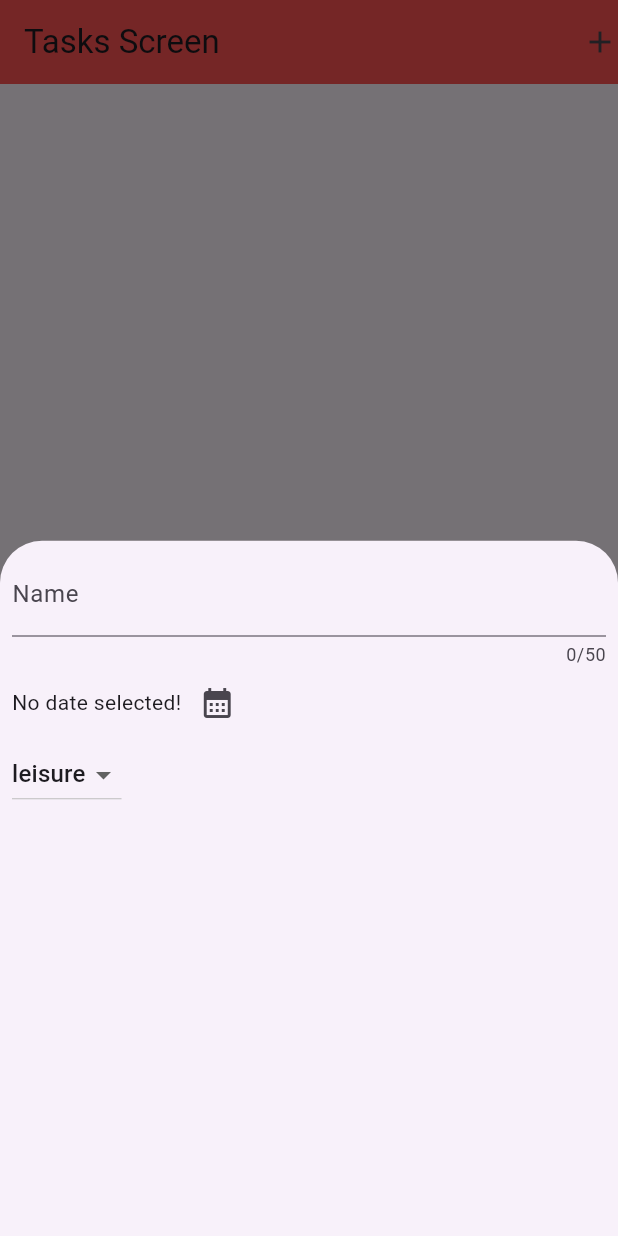
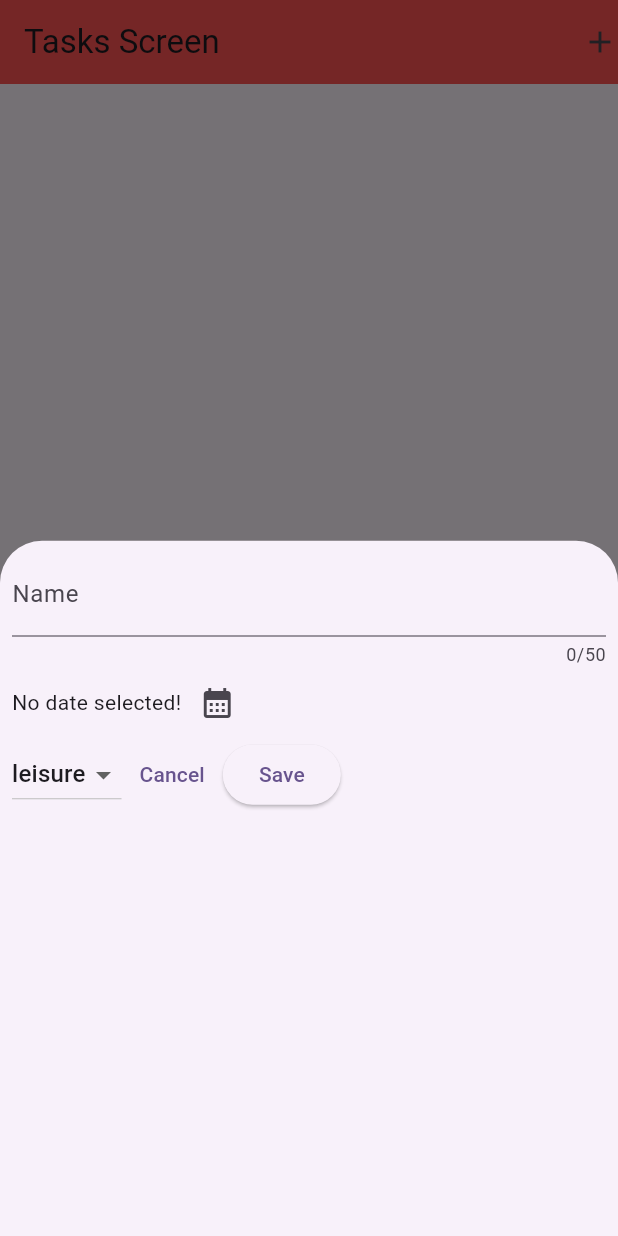
Before and after one commit to adogbeji/FlutterTaskPlanner2, a Flutter app: the screen it shows after launch, after a tap on "Start", after a tap on the "add" icon, on a phone screen of 412 x 824 dp. Run offline on Flutter 3.47's test engine with Material 3 defaults, Android fonts, the phone set to English and light mode, and no system bars.

Commit message:
Add cancel and save button to NewTask widget

```diff
--- a/lib/views/widgets/new_task.dart
+++ b/lib/views/widgets/new_task.dart
@@ -28,9 +28,7 @@ class _NewTaskState extends State<NewTask> {
               hintText: 'Enter task name...',
             ),
           ),
-
-          Row(
-            children: [
+          Row(children: [
             const Text('No date selected!'),
             IconButton(
               onPressed: () {
@@ -38,17 +36,19 @@ class _NewTaskState extends State<NewTask> {
               },
               icon: const Icon(Icons.calendar_month),
             ),
-            ]
-          ),
-
+          ]),
           Row(
             children: [
               DropdownButton(
                 value: _selectedCategory,
-                items: Category.values.map((category) => DropdownMenuItem(
+                items: Category.values
+                    .map(
+                      (category) => DropdownMenuItem(
                         value: category,
                         child: Text(category.name),
-                ),).toList(),
+                      ),
+                    )
+                    .toList(),
                 onChanged: (value) {
                   if (value == null) {
                     return;
@@ -58,6 +58,15 @@ class _NewTaskState extends State<NewTask> {
                   });
                 },
               ),
+
+              TextButton(
+                onPressed: () {},
+                child: const Text('Cancel'),
+              ),
+              ElevatedButton(
+                onPressed: () {},
+                child: const Text('Save'),
+              ),
             ],
           ),
         ],
```
Lines whose indentation alone changed are shown as unchanged.
